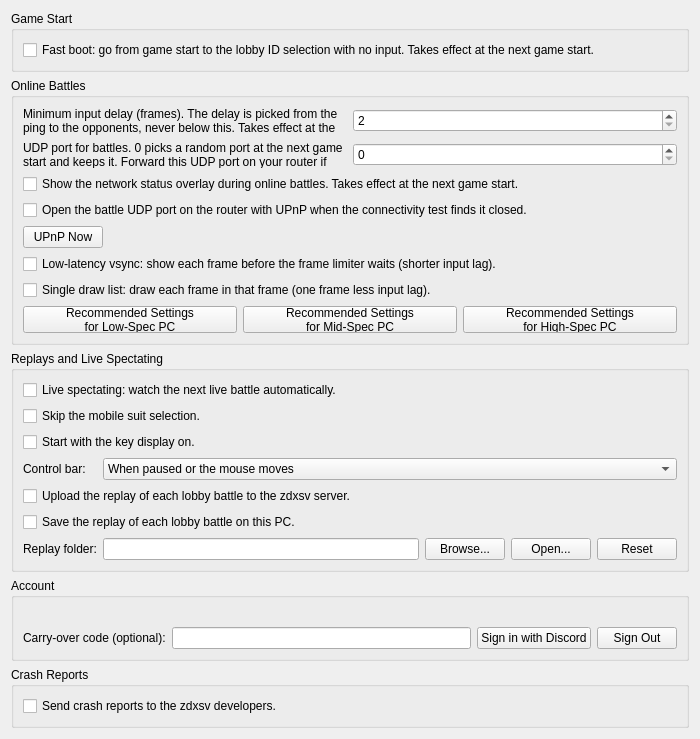
This is pcsx2-qt/Settings/ZdxsvSettingsWidget.ui in inada-s/pcsx2 as Qt 5 draws it before an edit. The edited form follows.
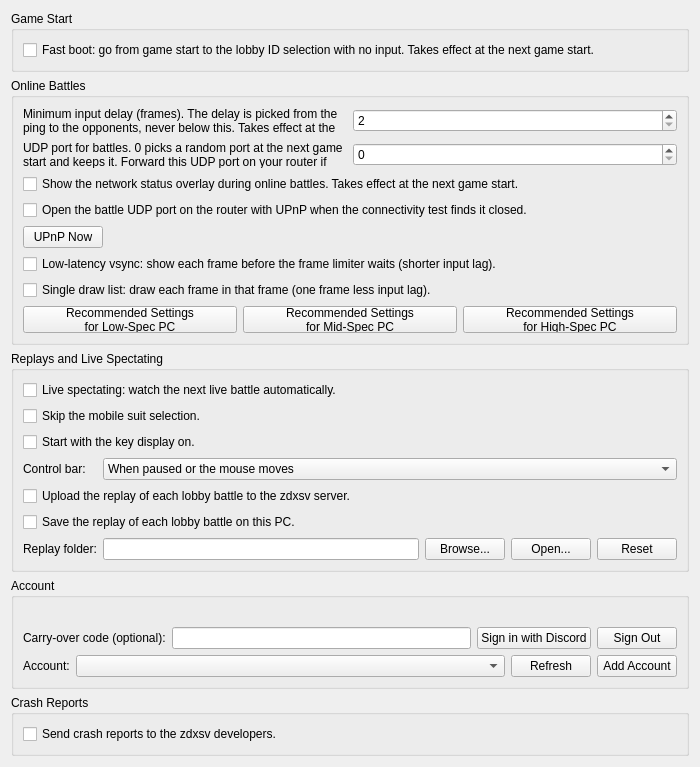
This is the edited form.

Commit message: Zdxsv: pick one of the Discord account's zdxsv accounts in Settings

Patch:
```diff
--- a/pcsx2-qt/Settings/ZdxsvSettingsWidget.ui
+++ b/pcsx2-qt/Settings/ZdxsvSettingsWidget.ui
@@ -320,6 +320,41 @@
         </item>
        </layout>
       </item>
+      <item>
+       <layout class="QHBoxLayout" name="zdxsvAccountPickLayout">
+        <item>
+         <widget class="QLabel" name="zdxsvAccountPickLabel">
+          <property name="text">
+           <string>Account:</string>
+          </property>
+         </widget>
+        </item>
+        <item>
+         <widget class="QComboBox" name="zdxsvAccountPick">
+          <property name="sizePolicy">
+           <sizepolicy hsizetype="Expanding" vsizetype="Fixed">
+            <horstretch>0</horstretch>
+            <verstretch>0</verstretch>
+           </sizepolicy>
+          </property>
+         </widget>
+        </item>
+        <item>
+         <widget class="QPushButton" name="zdxsvAccountRefresh">
+          <property name="text">
+           <string>Refresh</string>
+          </property>
+         </widget>
+        </item>
+        <item>
+         <widget class="QPushButton" name="zdxsvAccountAdd">
+          <property name="text">
+           <string>Add Account</string>
+          </property>
+         </widget>
+        </item>
+       </layout>
+      </item>
      </layout>
     </widget>
    </item>
```
The commit also changes 10 other files.
